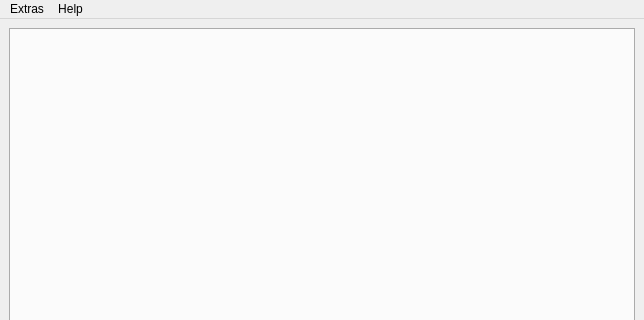
First picture: the form in res/MainWindow.ui, repository Ultrawipf/OpenFFBoard-configurator, before the edit; both pictures show x 0 to 644 and y 0 to 320 of the 644 by 489 pixel window.
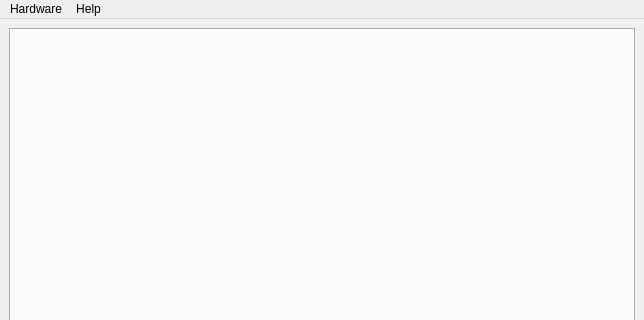
Second picture: the form after the edit.

Commit message: Create Hardware menu. Move operation inside. Add profile manager windows. Add the connect status to the system menu.

Patch:
```diff
--- a/res/MainWindow.ui
+++ b/res/MainWindow.ui
@@ -68,7 +68,7 @@
      <x>0</x>
      <y>0</y>
      <width>644</width>
-     <height>22</height>
+     <height>24</height>
     </rect>
    </property>
    <widget class="QMenu" name="menuHelp">
@@ -81,7 +81,7 @@
    </widget>
    <widget class="QMenu" name="menuSettings">
     <property name="title">
-     <string>Extras</string>
+     <string>Hardware</string>
     </property>
     <addaction name="actionDFU_Uploader"/>
     <addaction name="actionSave_chip_config"/>
```
Left out of the diff: 25 changed lines with no effect on the pictures. The commit also changes 14 other files.
